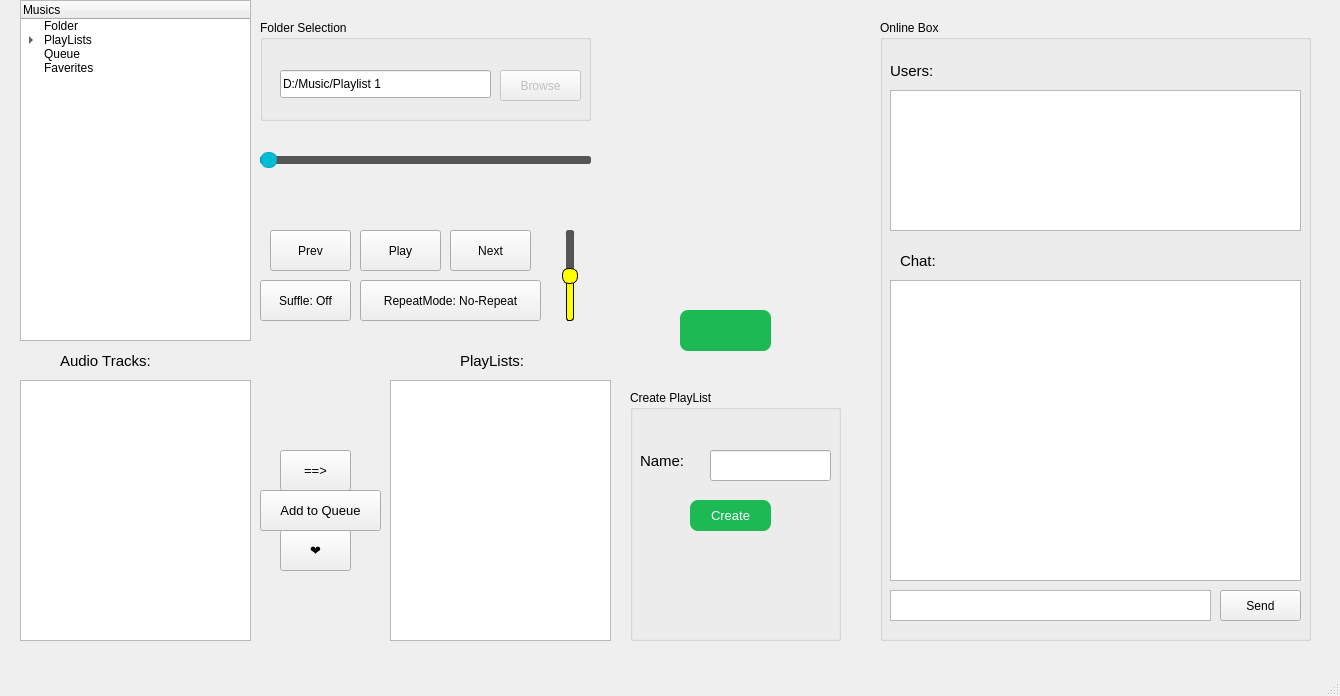
The window that MusicRoom/musicroom.ui (Mamad-MD/JukeBox-MusicPlayer-) describes before a commit, drawn with Qt 5.
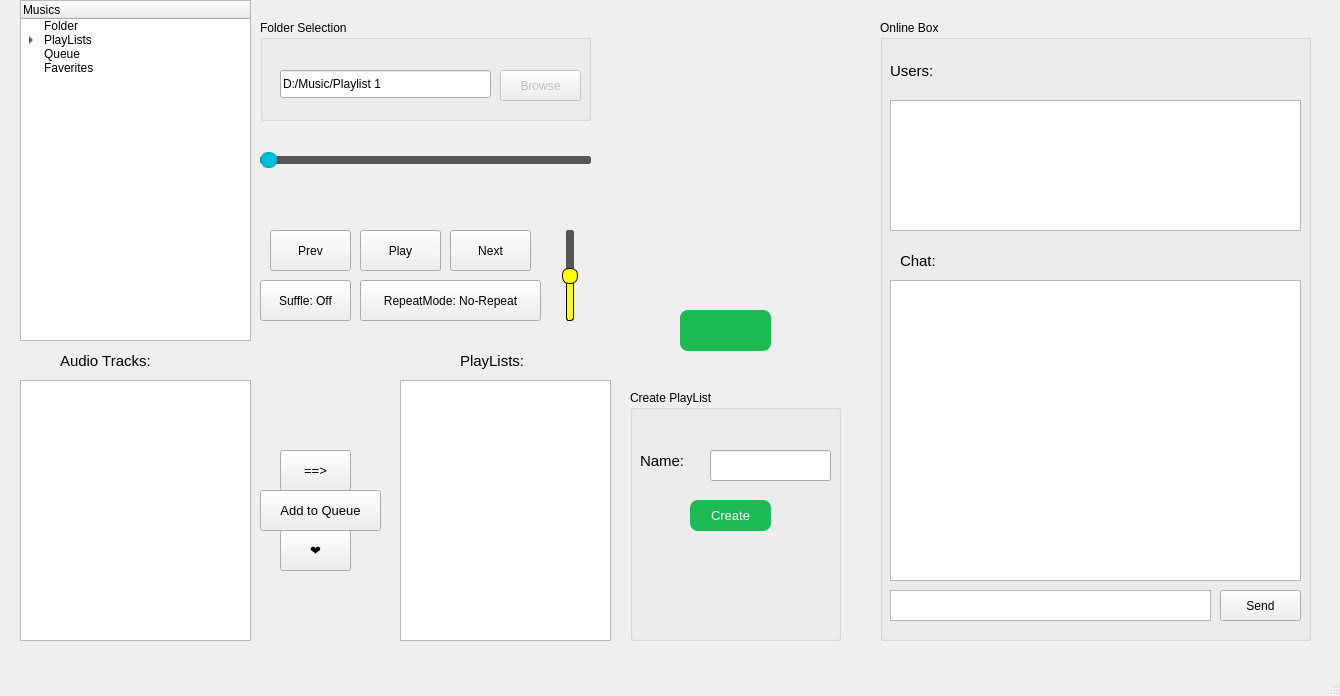
The same window after the commit. Custom widgets are drawn as their Qt base class.

What changed in the file:
```diff
--- a/MusicRoom/musicroom.ui
+++ b/MusicRoom/musicroom.ui
@@ -268,9 +268,9 @@
    <widget class="QListView" name="ListView_PlayLists">
     <property name="geometry">
      <rect>
-      <x>390</x>
+      <x>400</x>
       <y>380</y>
-      <width>221</width>
+      <width>211</width>
       <height>261</height>
      </rect>
     </property>
@@ -572,9 +572,9 @@
      <property name="geometry">
       <rect>
        <x>10</x>
-       <y>70</y>
+       <y>80</y>
        <width>411</width>
-       <height>141</height>
+       <height>131</height>
       </rect>
      </property>
      <property name="editTriggers">
```
Left out of the diff: 2 changed lines with no effect on the pictures.
